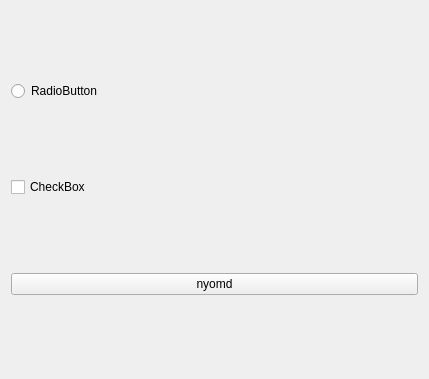
Above: widget.ui from benciboy/test before the change. Below: the same form after it.
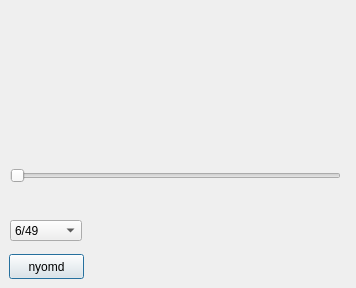
That is the form after the change.

Commit message: csuszka gomb kesz

```diff
--- a/widget.ui
+++ b/widget.ui
@@ -6,116 +6,120 @@
    <rect>
     <x>0</x>
     <y>0</y>
-    <width>429</width>
-    <height>379</height>
+    <width>356</width>
+    <height>288</height>
    </rect>
   </property>
   <property name="windowTitle">
    <string>Widget</string>
   </property>
-  <layout class="QGridLayout" name="gridLayout_2">
-   <item row="0" column="0">
-    <layout class="QGridLayout" name="gridLayout"/>
+  <widget class="QPushButton" name="addButton">
+   <property name="geometry">
+    <rect>
+     <x>9</x>
+     <y>254</y>
+     <width>75</width>
+     <height>25</height>
+    </rect>
+   </property>
+   <property name="autoFillBackground">
+    <bool>true</bool>
+   </property>
+   <property name="text">
+    <string>nyomd</string>
+   </property>
+   <property name="checkable">
+    <bool>true</bool>
+   </property>
+   <property name="autoDefault">
+    <bool>false</bool>
+   </property>
+   <property name="default">
+    <bool>true</bool>
+   </property>
+   <property name="flat">
+    <bool>false</bool>
+   </property>
+  </widget>
+  <widget class="QComboBox" name="comboBox">
+   <property name="geometry">
+    <rect>
+     <x>10</x>
+     <y>220</y>
+     <width>72</width>
+     <height>21</height>
+    </rect>
+   </property>
+   <item>
+    <property name="text">
+     <string>6/49</string>
+    </property>
    </item>
-   <item row="1" column="0">
-    <widget class="QRadioButton" name="radioButton">
-     <property name="layoutDirection">
-      <enum>Qt::LeftToRight</enum>
-     </property>
-     <property name="autoFillBackground">
-      <bool>true</bool>
-     </property>
-     <property name="text">
-      <string>RadioButton</string>
-     </property>
-     <property name="autoExclusive">
-      <bool>false</bool>
-     </property>
-    </widget>
+   <item>
+    <property name="text">
+     <string>5/90</string>
+    </property>
    </item>
-   <item row="2" column="0">
-    <widget class="QCheckBox" name="checkBox">
-     <property name="sizePolicy">
-      <sizepolicy hsizetype="Minimum" vsizetype="Fixed">
-       <horstretch>0</horstretch>
-       <verstretch>0</verstretch>
-      </sizepolicy>
-     </property>
-     <property name="palette">
-      <palette>
-       <active>
-        <colorrole role="HighlightedText">
-         <brush brushstyle="SolidPattern">
-          <color alpha="255">
-           <red>62</red>
-           <green>255</green>
-           <blue>110</blue>
-          </color>
-         </brush>
-        </colorrole>
-       </active>
-       <inactive>
-        <colorrole role="HighlightedText">
-         <brush brushstyle="SolidPattern">
-          <color alpha="255">
-           <red>62</red>
-           <green>255</green>
-           <blue>110</blue>
-          </color>
-         </brush>
-        </colorrole>
-       </inactive>
-       <disabled>
-        <colorrole role="HighlightedText">
-         <brush brushstyle="SolidPattern">
-          <color alpha="255">
-           <red>62</red>
-           <green>255</green>
-           <blue>110</blue>
-          </color>
-         </brush>
-        </colorrole>
-       </disabled>
-      </palette>
-     </property>
-     <property name="styleSheet">
-      <string notr="true">selection-color: rgb(62, 255, 110);</string>
-     </property>
-     <property name="text">
-      <string>CheckBox</string>
-     </property>
-    </widget>
-   </item>
-   <item row="3" column="0">
-    <widget class="QPushButton" name="addButton">
-     <property name="palette">
-      <palette>
-       <active/>
-       <inactive/>
-       <disabled/>
-      </palette>
-     </property>
-     <property name="autoFillBackground">
-      <bool>true</bool>
-     </property>
-     <property name="text">
-      <string>nyomd</string>
-     </property>
-     <property name="checkable">
-      <bool>true</bool>
-     </property>
-     <property name="autoDefault">
-      <bool>false</bool>
-     </property>
-     <property name="default">
-      <bool>false</bool>
-     </property>
-     <property name="flat">
-      <bool>false</bool>
-     </property>
-    </widget>
-   </item>
-  </layout>
+  </widget>
+  <widget class="QSlider" name="csuszka">
+   <property name="geometry">
+    <rect>
+     <x>10</x>
+     <y>168</y>
+     <width>331</width>
+     <height>16</height>
+    </rect>
+   </property>
+   <property name="maximum">
+    <number>10000</number>
+   </property>
+   <property name="pageStep">
+    <number>1000</number>
+   </property>
+   <property name="orientation">
+    <enum>Qt::Horizontal</enum>
+   </property>
+  </widget>
+  <widget class="QWidget" name="">
+   <property name="geometry">
+    <rect>
+     <x>9</x>
+     <y>9</y>
+     <width>331</width>
+     <height>151</height>
+    </rect>
+   </property>
+   <layout class="QGridLayout" name="gridLayout"/>
+  </widget>
+  <widget class="QWidget" name="">
+   <property name="geometry">
+    <rect>
+     <x>10</x>
+     <y>190</y>
+     <width>341</width>
+     <height>21</height>
+    </rect>
+   </property>
+   <layout class="QHBoxLayout" name="horizontalLayout_2">
+    <item>
+     <widget class="QSpinBox" name="kombinacio">
+      <property name="maximum">
+       <number>1000000000</number>
+      </property>
+     </widget>
+    </item>
+    <item>
+     <layout class="QHBoxLayout" name="horizontalLayout">
+      <item>
+       <widget class="QSpinBox" name="k_spin"/>
+      </item>
+      <item>
+       <widget class="QSpinBox" name="n_spin"/>
+      </item>
+     </layout>
+    </item>
+   </layout>
+  </widget>
  </widget>
  <layoutdefault spacing="6" margin="11"/>
  <resources/>
```
Left out of the diff: 35 changed lines with no effect on the pictures. The commit also changes 2 other files.
